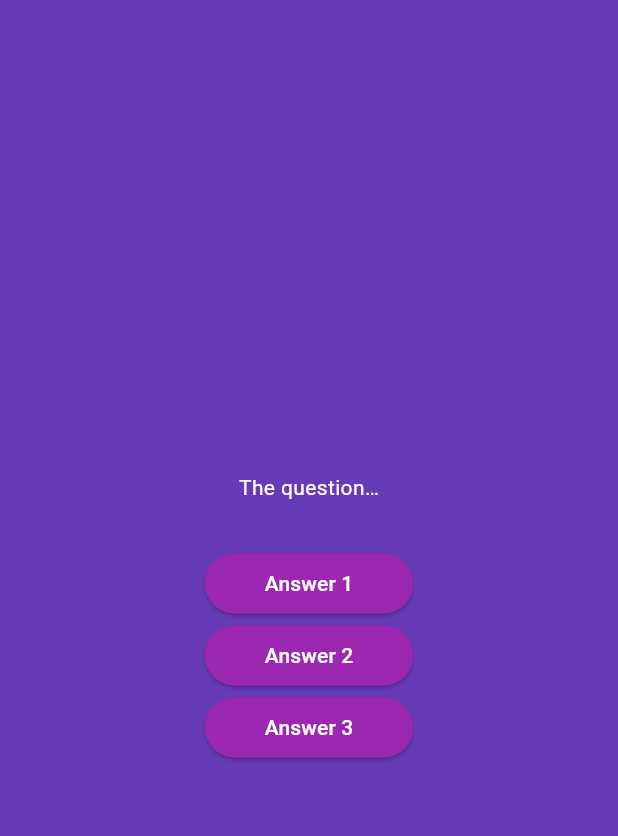
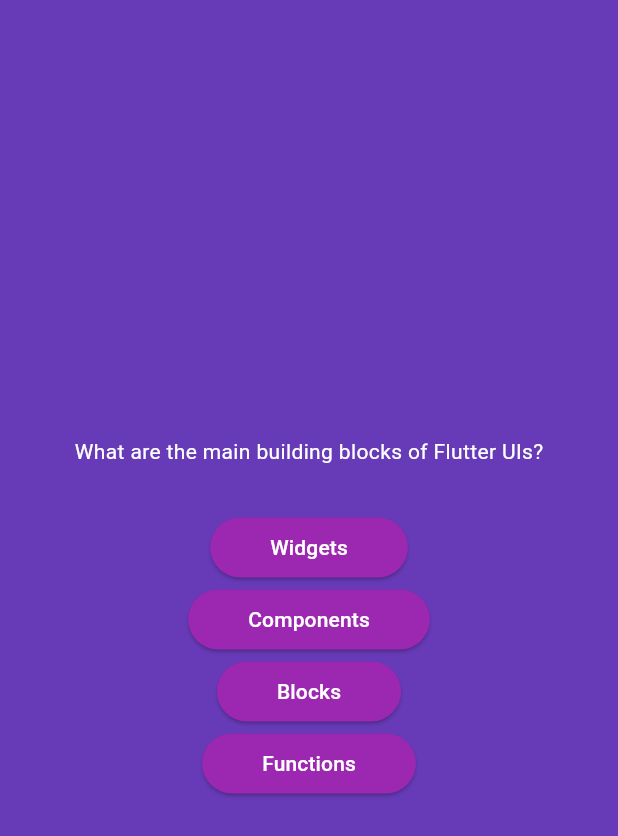
Before and after one commit to sparklaunch/quiz_app, a Flutter app: the screen it shows after launch, after a tap on "Start Quiz", on a phone screen of 412 x 824 dp. Shown: the top 836 px of the screen. Run offline on Flutter 3.47's test engine with Material 3 defaults, Android fonts, the phone set to English and light mode, and no system bars.

Commit message:
Update questions_screen.dart

```diff
--- a/lib/screens/questions_screen.dart
+++ b/lib/screens/questions_screen.dart
@@ -1,5 +1,7 @@
 import 'package:flutter/material.dart';
 import 'package:quiz_app/answer_button.dart';
+import 'package:quiz_app/data/questions.dart';
+import 'package:quiz_app/models/quiz_question.dart';
 
 class QuestionsScreen extends StatefulWidget {
   const QuestionsScreen({super.key});
@@ -10,32 +12,24 @@ class QuestionsScreen extends StatefulWidget {
 class _QuestionsScreenState extends State<QuestionsScreen> {
   @override
   Widget build(BuildContext context) {
+    final QuizQuestion currentQuestion = questions[0];
     return SizedBox(
       width: double.infinity,
       child: Column(
         mainAxisAlignment: MainAxisAlignment.center,
         children: [
-          const Text(
-            "The question…",
-            style: TextStyle(
+          Text(
+            currentQuestion.text,
+            style: const TextStyle(
               color: Colors.white,
             ),
           ),
           const SizedBox(
             height: 30,
           ),
-          AnswerButton(
-            "Answer 1",
-            onTap: () {},
-          ),
-          AnswerButton(
-            "Answer 2",
-            onTap: () {},
-          ),
-          AnswerButton(
-            "Answer 3",
-            onTap: () {},
-          ),
+          ...currentQuestion.answers.map((answer) {
+            return AnswerButton(answer, onTap: () => {});
+          }),
         ],
       ),
     );
```
